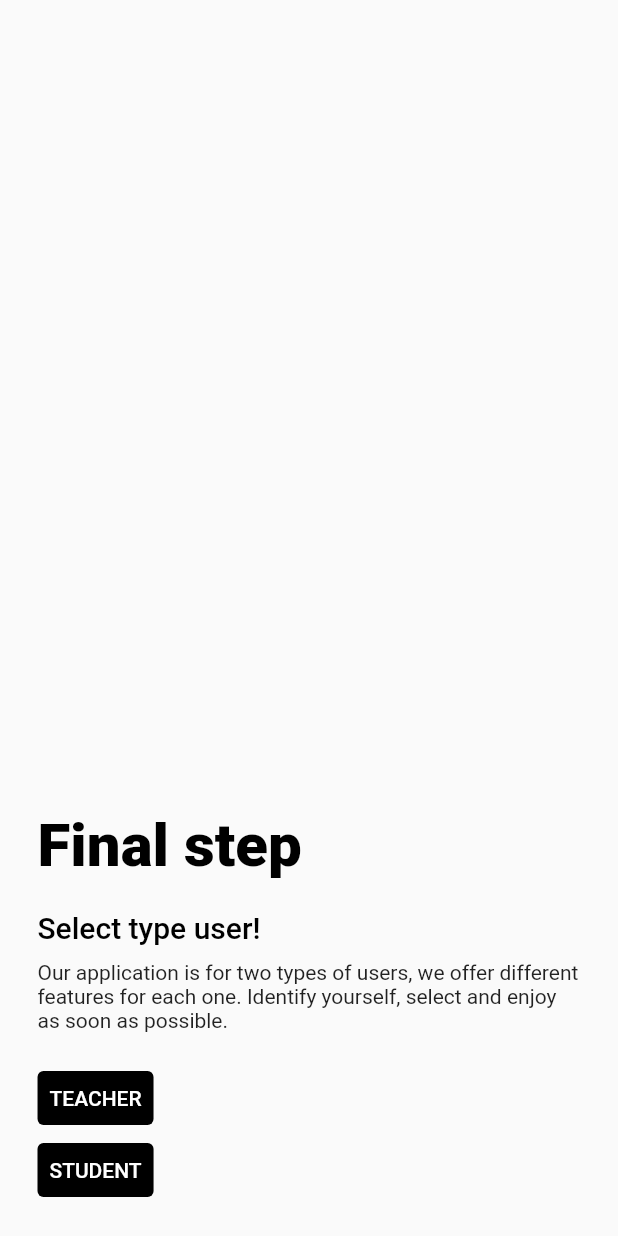
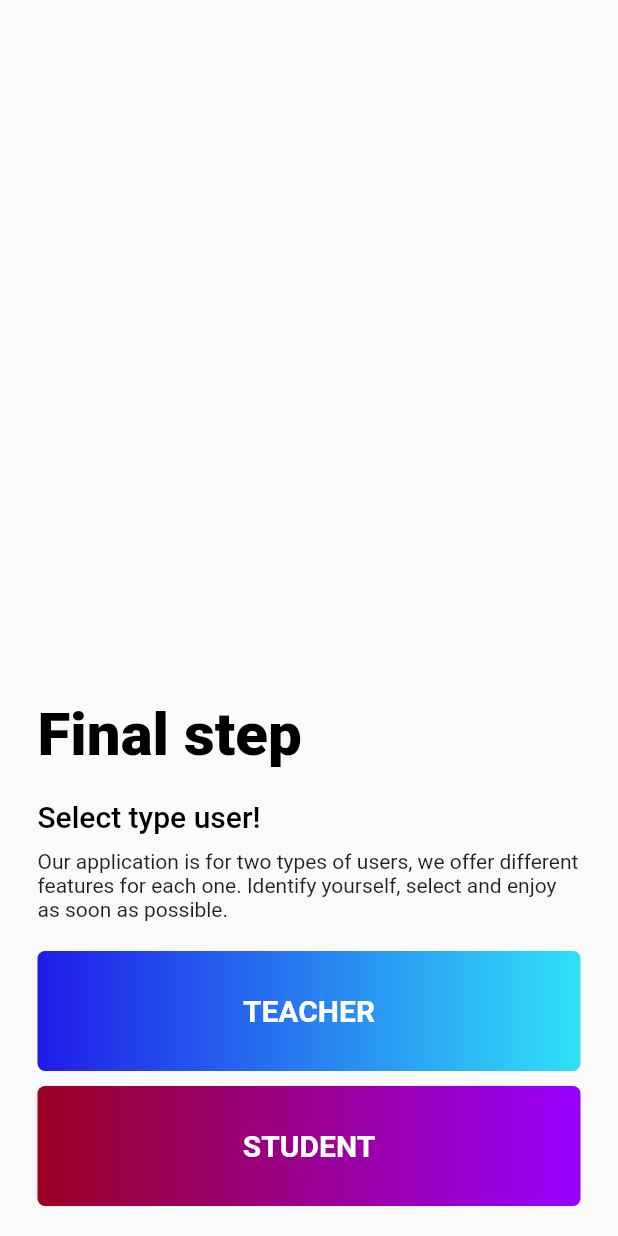
Before and after one commit to EvolutionApp-2022/ft-evolutionapp, a Flutter app: the SigninView screen opened by its route, after a tap on "Continue", on a phone screen of 412 x 824 dp. Run offline on Flutter 3.47's test engine with Material 2 defaults, Android fonts, the phone set to English and light mode, and no system bars; our stand-ins replace flutter_secure_storage, youtube_player_flutter; accounts and stored records are empty; Roboto replaces fonts that are missing (Montserrat).

Commit message:
feat: style buttons added

```diff
--- a/lib/Authentication/sigin_view.dart
+++ b/lib/Authentication/sigin_view.dart
@@ -93,7 +93,9 @@ class _SigninViewState extends State<SigninView> {
                       const SizedBox(
                         height: 10,
                       ),
-                      TextButton(
+                      SizedBox(
+                        width: double.maxFinite,
+                        child: TextButton(
                           style: ButtonStyle(
                             backgroundColor:
                                 MaterialStateProperty.all(Colors.black),
@@ -115,6 +117,7 @@ class _SigninViewState extends State<SigninView> {
                           },
                           child: Text("Continue"),
                         ),
+                      ),
                     ],
                   )),
             ],
--- a/lib/Authentication/user_view.dart
+++ b/lib/Authentication/user_view.dart
@@ -58,45 +58,92 @@ class _UserViewState extends State<UserView> {
                   padding: const EdgeInsets.symmetric(vertical: 10),
                   child: Column(
                     children: [
-                      TextButton(
+                      Container(
+                        width: double.maxFinite,
+                        height: 80,
+                        decoration: BoxDecoration(
+                          borderRadius: BorderRadius.circular(5),
+                          gradient: LinearGradient(
+                              begin: Alignment.bottomLeft,
+                              end: Alignment.bottomRight,
+                              colors: [
+                                Color.fromARGB(255, 32, 28, 233),
+                                Color.fromARGB(255, 47, 225, 248),
+                              ]),
+                        ),
+                        child: TextButton(
                           style: ButtonStyle(
-                          backgroundColor:
-                              MaterialStateProperty.all(Colors.black),
                             foregroundColor:
                                 MaterialStateProperty.all(Colors.white),
                           ),
                           onPressed: () {
                             setState(() {
-                            RegisterProvider.registerTeacher(widget.user.name, widget.user.last_name, widget.user.email, widget.user.token)
+                              RegisterProvider.registerTeacher(
+                                      widget.user.name,
+                                      widget.user.last_name,
+                                      widget.user.email,
+                                      widget.user.token)
                                   .then((value) {
-                                  if(value){
-                                    Navigator.push(context, MaterialPageRoute(
+                                if (value) {
+                                  Navigator.push(
+                                      context,
+                                      MaterialPageRoute(
                                           builder: (context) => LoginView()));
                                 }
                               });
                             });
                           },
-                        child: Text("TEACHER"),
+                          child: Text("TEACHER",
+                              style: TextStyle(
+                                  fontWeight: FontWeight.bold, fontSize: 20)),
                         ),
-                      TextButton(
+                      ),
+                      SizedBox(
+                        height: 10,
+                      ),
+                      Container(
+                        width: double.maxFinite,
+                        height: 80,
+                        decoration: BoxDecoration(
+                          borderRadius: BorderRadius.circular(5),
+                          gradient: LinearGradient(
+                              begin: Alignment.bottomLeft,
+                              end: Alignment.bottomRight,
+                              colors: [
+                                Color.fromARGB(255, 156, 0, 34),
+                                Color.fromARGB(255, 153, 0, 255),
+                              ]),
+                        ),
+                        child: SizedBox(
+                          height: 80,
+                          width: double.maxFinite,
+                          child: TextButton(
                             style: ButtonStyle(
-                          backgroundColor:
-                          MaterialStateProperty.all(Colors.black),
                               foregroundColor:
                                   MaterialStateProperty.all(Colors.white),
                             ),
                             onPressed: () {
                               setState(() {
-                            RegisterProvider.registerStudent(widget.user.name, widget.user.last_name, widget.user.email, widget.user.token)
+                                RegisterProvider.registerStudent(
+                                        widget.user.name,
+                                        widget.user.last_name,
+                                        widget.user.email,
+                                        widget.user.token)
                                     .then((value) {
-                              if(value){
-                                Navigator.push(context, MaterialPageRoute(
+                                  if (value) {
+                                    Navigator.push(
+                                        context,
+                                        MaterialPageRoute(
                                             builder: (context) => LoginView()));
                                   }
                                 });
                               });
                             },
-                        child: Text("STUDENT"),
+                            child: Text("STUDENT",
+                                style: TextStyle(
+                                    fontWeight: FontWeight.bold, fontSize: 20)),
+                          ),
+                        ),
                       ),
                       /*ButtonColorCustomWidget(
                         customColor1: Color.fromARGB(255, 25, 0, 255),
```
Lines whose indentation alone changed are shown as unchanged.
